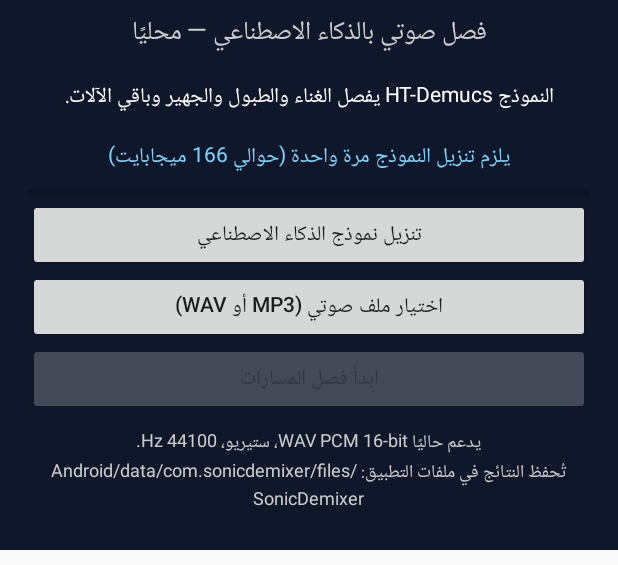
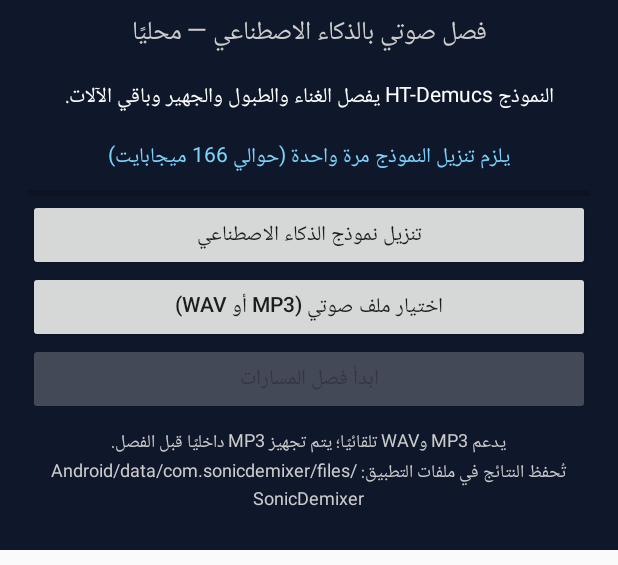
Before and after one commit to MADADAR/OfflineAudioStudio, an Android app: the screen it shows after launch (MainActivity), on a phone screen of 412 x 824 dp, the part 133-698 px from its top. Run offline under Robolectric (Android 15) with nearby library versions, the phone set to English and light mode, and no system bars; libraries missing offline, so code that uses them is left out: ai.onnxruntime.

Commit message:
Clarify MP3 and WAV support in app UI

```diff
--- a/app/src/main/java/com/sonicdemixer/MainActivity.kt
+++ b/app/src/main/java/com/sonicdemixer/MainActivity.kt
@@ -52,7 +52,7 @@ class MainActivity : Activity() {
         root.addView(download, LinearLayout.LayoutParams(-1, -2))
         root.addView(choose, LinearLayout.LayoutParams(-1, -2))
         root.addView(separate, LinearLayout.LayoutParams(-1, -2))
-        root.addView(label("يدعم حاليًا WAV PCM 16-bit، ستيريو، 44100 Hz.\nتُحفظ النتائج في ملفات التطبيق: Android/data/com.sonicdemixer/files/SonicDemixer", 12f, Color.LTGRAY))
+        root.addView(label("يدعم MP3 وWAV تلقائيًا؛ يتم تجهيز MP3 داخليًا قبل الفصل.\nتُحفظ النتائج في ملفات التطبيق: Android/data/com.sonicdemixer/files/SonicDemixer", 12f, Color.LTGRAY))
         setContentView(ScrollView(this).apply { addView(root) })
 
         download.setOnClickListener { downloadModel() }
```
